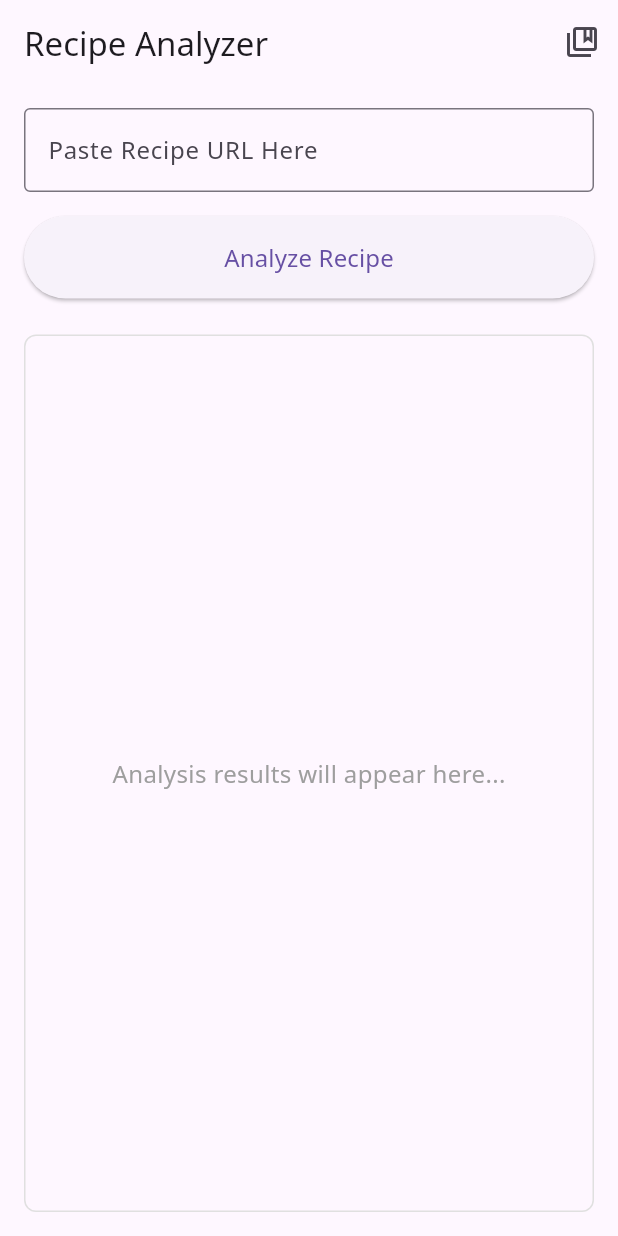
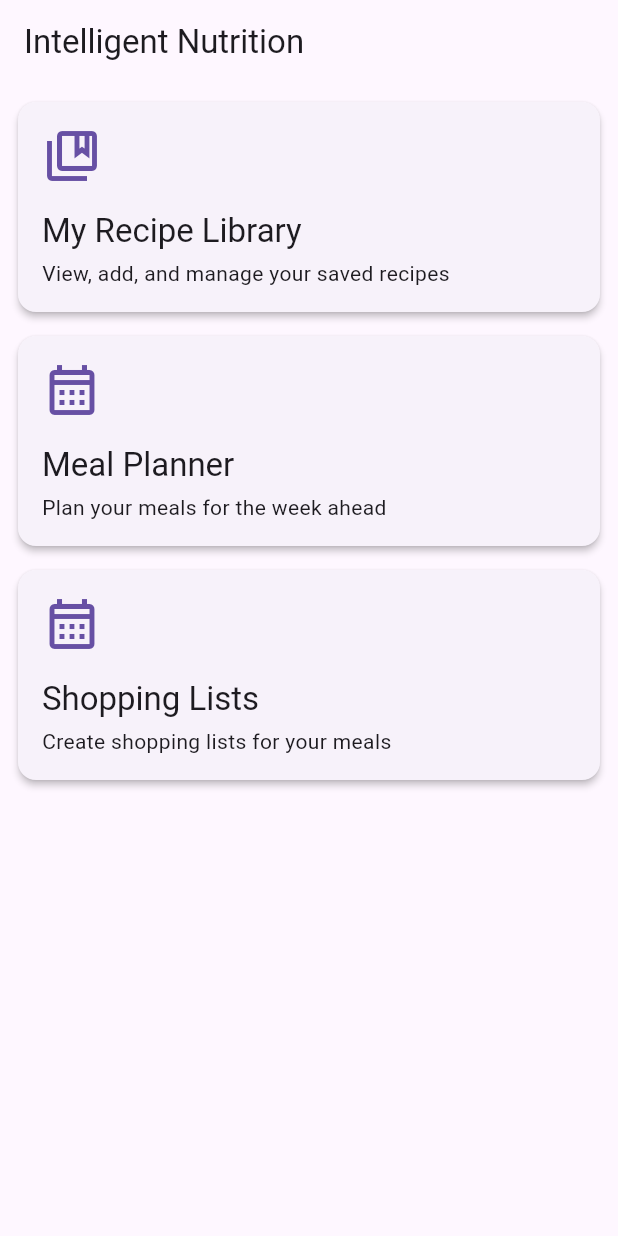
Before and after one commit to cernel-joson/recette, a Flutter app: the screen it shows after launch, on a phone screen of 412 x 824 dp. Run offline on Flutter 3.47's test engine with Material 3 defaults, Android fonts, the phone set to English and light mode, and no system bars; our stand-ins replace pdf, printing, sqflite; accounts and stored records are empty.

Commit message:
Add home dashboard screen

```diff
--- a/lib/main.dart
+++ b/lib/main.dart
@@ -1,11 +1,10 @@
-// main.dart
-// This file is the entry point for your Flutter application.
+// lib/main.dart
 
 import 'package:flutter/material.dart';
-import '../screens/recipe_input_screen.dart';
+import 'screens/dashboard_screen.dart'; // Import the new dashboard screen
 
-// --- Main App ---
 void main() {
+  // Ensure that Flutter bindings are initialized before using plugins.
   WidgetsFlutterBinding.ensureInitialized();
   runApp(const IntelligentNutritionApp());
 }
@@ -16,13 +15,19 @@ class IntelligentNutritionApp extends StatelessWidget {
   @override
   Widget build(BuildContext context) {
     return MaterialApp(
-      title: 'Nutrition App Prototype',
+      title: 'Intelligent Nutrition',
       theme: ThemeData(
         primarySwatch: Colors.blue,
-        fontFamily: 'NotoSans',
         visualDensity: VisualDensity.adaptivePlatformDensity,
+        // Define a slightly elevated card theme for the dashboard
+        cardTheme: CardThemeData(
+          shape: RoundedRectangleBorder(
+            borderRadius: BorderRadius.circular(12.0),
+          ),
+        ),
       ),
-      home: const RecipeInputScreen(),
+      // Set the DashboardScreen as the new home screen.
+      home: const DashboardScreen(),
       debugShowCheckedModeBanner: false,
     );
   }
--- /dev/null
+++ b/lib/screens/dashboard_screen.dart
@@ -0,0 +1,63 @@
+// lib/screens/dashboard_screen.dart
+
+import 'package:flutter/material.dart';
+import '../widgets/dashboard_card.dart';
+import 'recipe_library_screen.dart';
+
+/// The main landing screen of the app, serving as a visual menu.
+class DashboardScreen extends StatelessWidget {
+  const DashboardScreen({super.key});
+
+  @override
+  Widget build(BuildContext context) {
+    return Scaffold(
+      appBar: AppBar(
+        title: const Text('Intelligent Nutrition'),
+      ),
+      body: Padding(
+        padding: const EdgeInsets.all(8.0),
+        child: ListView(
+          children: [
+            DashboardCard(
+              icon: Icons.collections_bookmark_outlined,
+              title: 'My Recipe Library',
+              subtitle: 'View, add, and manage your saved recipes',
+              onTap: () {
+                Navigator.push(
+                  context,
+                  MaterialPageRoute(
+                      builder: (context) => const RecipeLibraryScreen()),
+                );
+              },
+            ),
+            const SizedBox(height: 8),
+            DashboardCard(
+              icon: Icons.calendar_month_outlined,
+              title: 'Meal Planner',
+              subtitle: 'Plan your meals for the week ahead',
+              onTap: () {
+                // Placeholder for future feature
+                ScaffoldMessenger.of(context).showSnackBar(
+                  const SnackBar(content: Text('Meal Planner coming soon!')),
+                );
+              },
+            ),
+            const SizedBox(height: 8),
+            DashboardCard(
+              icon: Icons.calendar_month_outlined,
+              title: 'Shopping Lists',
+              subtitle: 'Create shopping lists for your meals',
+              onTap: () {
+                // Placeholder for future feature
+                ScaffoldMessenger.of(context).showSnackBar(
+                  const SnackBar(content: Text('Shopping Lists coming soon!')),
+                );
+              },
+            ),
+            // You can add more cards here for future features.
+          ],
+        ),
+      ),
+    );
+  }
+}
--- /dev/null
+++ b/lib/widgets/dashboard_card.dart
@@ -0,0 +1,49 @@
+// lib/widgets/dashboard_card.dart
+
+import 'package:flutter/material.dart';
+
+/// A reusable card widget for the main dashboard screen.
+class DashboardCard extends StatelessWidget {
+  final IconData icon;
+  final String title;
+  final String subtitle;
+  final VoidCallback onTap;
+
+  const DashboardCard({
+    super.key,
+    required this.icon,
+    required this.title,
+    required this.subtitle,
+    required this.onTap,
+  });
+
+  @override
+  Widget build(BuildContext context) {
+    return Card(
+      elevation: 2.0,
+      child: InkWell(
+        onTap: onTap,
+        child: Padding(
+          padding: const EdgeInsets.all(16.0),
+          child: Column(
+            mainAxisAlignment: MainAxisAlignment.center,
+            crossAxisAlignment: CrossAxisAlignment.start,
+            children: [
+              Icon(icon, size: 40.0, color: Theme.of(context).primaryColor),
+              const SizedBox(height: 16.0),
+              Text(
+                title,
+                style: Theme.of(context).textTheme.titleLarge,
+              ),
+              const SizedBox(height: 4.0),
+              Text(
+                subtitle,
+                style: Theme.of(context).textTheme.bodyMedium,
+              ),
+            ],
+          ),
+        ),
+      ),
+    );
+  }
+}
```
